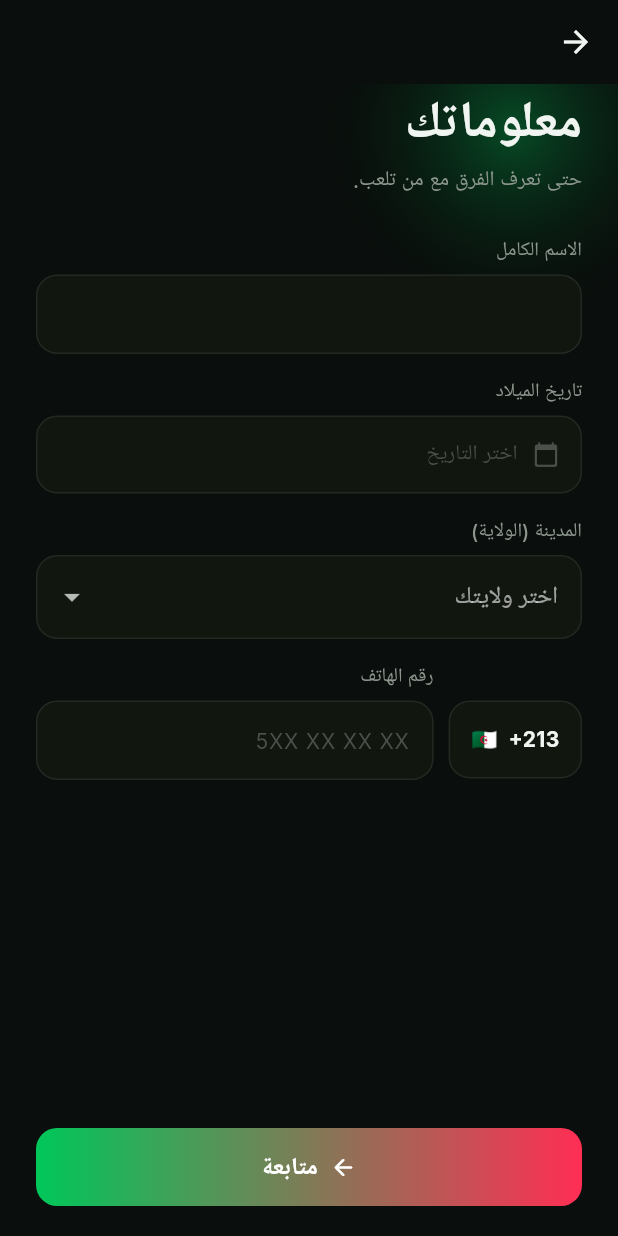
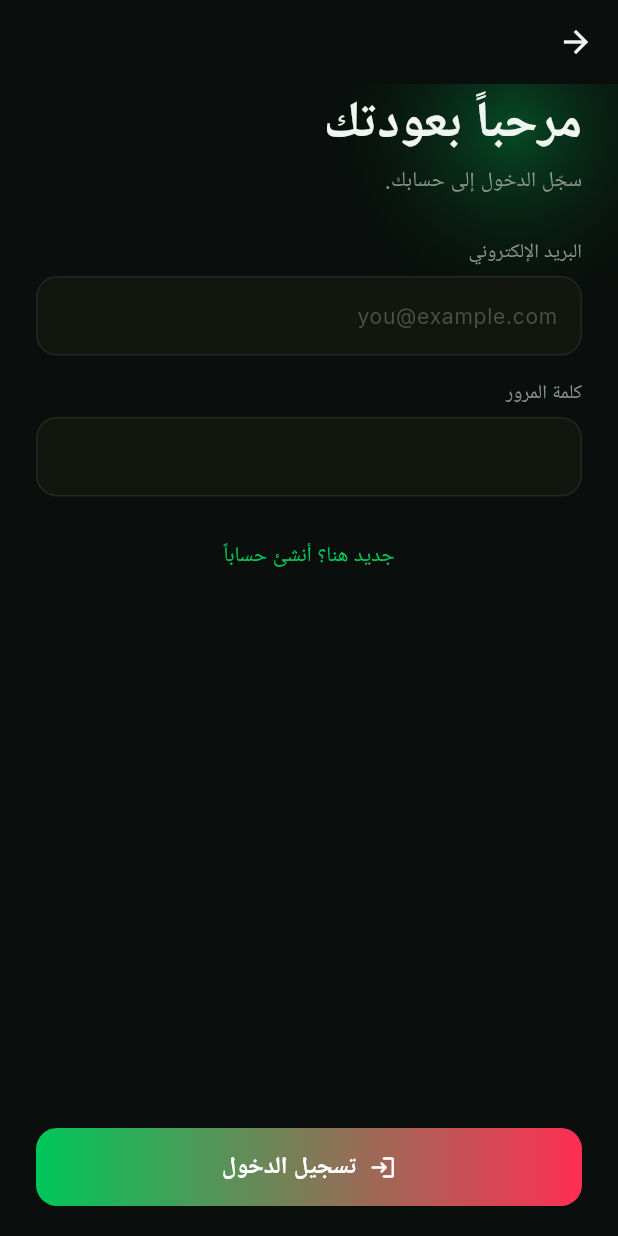
Before and after one commit to chakeuroussama17/street_football_dz, a Flutter app: the screen it shows after launch, after a tap on "لديّ حساب بالفعل", on a phone screen of 412 x 824 dp. Run offline on Flutter 3.47's test engine with Material 3 defaults, Android fonts, the phone set to English and light mode, and no system bars; our stand-ins replace cached_network_image, flutter_animate, flutter_dotenv, flutter_riverpod, go_router, google_fonts and 4 more; accounts and stored records are empty.

Commit message:
Auth: switch to email + password (like Dreaming Ball)
Separate, simple flows: Login = email + password only; Register = email +
password plus profile details (name, DOB, wilaya, phone). No OTP, no SMS.
Clearer auth error messages (wrong password, email in use, confirm-email off).

Co-Authored-By: Claude Opus 4.8 <noreply@anthropic.com>

```diff
--- a/lib/app/router.dart
+++ b/lib/app/router.dart
@@ -3,6 +3,7 @@ import 'package:go_router/go_router.dart';
 import '../features/auth/screens/splash_screen.dart';
 import '../features/auth/screens/welcome_screen.dart';
 import '../features/auth/screens/register_screen.dart';
+import '../features/auth/screens/login_screen.dart';
 import '../features/auth/screens/role_choice_screen.dart';
 import '../features/auth/screens/create_team_screen.dart';
 import '../features/auth/screens/join_team_screen.dart';
@@ -36,6 +37,10 @@ final routerProvider = Provider<GoRouter>((ref) {
           path: '/register',
           name: 'register',
           builder: (c, s) => const RegisterScreen()),
+      GoRoute(
+          path: '/login',
+          name: 'login',
+          builder: (c, s) => const LoginScreen()),
       GoRoute(
           path: '/role-choice',
           name: 'role-choice',
--- /dev/null
+++ b/lib/features/auth/screens/login_screen.dart
@@ -0,0 +1,107 @@
+import 'package:flutter/material.dart';
+import 'package:flutter_riverpod/flutter_riverpod.dart';
+import 'package:go_router/go_router.dart';
+import '../../../core/providers/auth_providers.dart';
+import '../../../core/services/auth_service.dart';
+import '../../../core/theme/app_colors.dart';
+import '../../../core/widgets/custom_button.dart';
+import '../../../core/widgets/custom_input.dart';
+import '../../../core/widgets/onboarding_scaffold.dart';
+import '../../../l10n/app_localizations.dart';
+
+/// Simple login: email + password. Routes to home (has a team) or the
+/// captain/player choice (finished registering but never picked a team).
+class LoginScreen extends ConsumerStatefulWidget {
+  const LoginScreen({super.key});
+
+  @override
+  ConsumerState<LoginScreen> createState() => _LoginScreenState();
+}
+
+class _LoginScreenState extends ConsumerState<LoginScreen> {
+  final _email = TextEditingController();
+  final _password = TextEditingController();
+  bool _loading = false;
+
+  @override
+  void dispose() {
+    _email.dispose();
+    _password.dispose();
+    super.dispose();
+  }
+
+  Future<void> _login() async {
+    final t = AppLocalizations.of(context);
+    if (_email.text.trim().isEmpty || _password.text.isEmpty) {
+      _snack(t.fieldRequired);
+      return;
+    }
+    setState(() => _loading = true);
+    try {
+      await AuthService.signIn(
+          email: _email.text.trim(), password: _password.text);
+      final me = await AuthService.currentAppUser();
+      if (!mounted) return;
+      applySessionStateW(ref, me);
+      if (me != null && me.hasTeam) {
+        context.goNamed('home');
+      } else if (me != null) {
+        // Registered but never picked a team — resume there.
+        ref.read(onboardingDraftProvider.notifier).state = OnboardingDraft(
+          fullName: me.fullName,
+          dateOfBirth: me.dateOfBirth ?? DateTime(2000),
+          city: me.city ?? '',
+          phone: me.phone,
+        );
+        context.goNamed('role-choice');
+      } else {
+        // Auth ok but no profile row yet → finish via register details.
+        context.goNamed('register');
+      }
+    } on AuthFailure catch (e) {
+      _snack(e.message);
+    } finally {
+      if (mounted) setState(() => _loading = false);
+    }
+  }
+
+  void _snack(String m) => ScaffoldMessenger.of(context)
+      .showSnackBar(SnackBar(content: Text(m), backgroundColor: AppColors.red));
+
+  @override
+  Widget build(BuildContext context) {
+    final t = AppLocalizations.of(context);
+    return OnboardingScaffold(
+      title: t.loginTitle,
+      subtitle: t.loginSubtitle,
+      bottom: CustomButton(
+        label: t.login,
+        icon: Icons.login_rounded,
+        isLoading: _loading,
+        onPressed: _loading ? null : _login,
+      ),
+      children: [
+        CustomInput(
+          label: t.emailLabel,
+          hint: t.emailHint,
+          controller: _email,
+          keyboardType: TextInputType.emailAddress,
+        ),
+        const SizedBox(height: 16),
+        CustomInput(
+          label: t.passwordLabel,
+          controller: _password,
+          obscureText: true,
+        ),
+        const SizedBox(height: 16),
+        Center(
+          child: TextButton(
+            onPressed: () => context.pushReplacementNamed('register'),
+            child: Text(t.noAccountCta,
+                style: const TextStyle(color: AppColors.green)),
+          ),
+        ),
+      ],
+    );
+  }
+}
--- a/lib/features/auth/screens/welcome_screen.dart
+++ b/lib/features/auth/screens/welcome_screen.dart
@@ -67,7 +67,7 @@ class WelcomeScreen extends StatelessWidget {
                   CustomButton(
                     label: t.iHaveAccount,
                     variant: ButtonVariant.ghost,
-                    onPressed: () => context.pushNamed('register'),
+                    onPressed: () => context.pushNamed('login'),
                   ).animate(delay: 650.ms).fadeIn(),
                 ],
               ),
--- a/lib/l10n/app_ar.arb
+++ b/lib/l10n/app_ar.arb
@@ -211,5 +211,17 @@
   "adSaved": "تم الحفظ",
   "noAds": "لا توجد إعلانات بعد.",
   "edit": "تعديل",
-  "openLink": "فتح"
+  "openLink": "فتح",
+  "loginTitle": "مرحباً بعودتك",
+  "loginSubtitle": "سجّل الدخول إلى حسابك.",
+  "registerTitle": "أنشئ حسابك",
+  "registerSubtitle": "بعض المعلومات للبدء.",
+  "emailLabel": "البريد الإلكتروني",
+  "emailHint": "you@example.com",
+  "passwordLabel": "كلمة المرور",
+  "login": "تسجيل الدخول",
+  "createAccount": "إنشاء حساب",
+  "noAccountCta": "جديد هنا؟ أنشئ حساباً",
+  "invalidEmail": "أدخل بريداً إلكترونياً صحيحاً",
+  "passwordTooShort": "6 أحرف على الأقل"
 }
--- a/lib/l10n/app_localizations.dart
+++ b/lib/l10n/app_localizations.dart
@@ -1371,6 +1371,78 @@ abstract class AppLocalizations {
   /// In en, this message translates to:
   /// **'Open'**
   String get openLink;
+
+  /// No description provided for @loginTitle.
+  ///
+  /// In en, this message translates to:
+  /// **'Welcome back'**
+  String get loginTitle;
+
+  /// No description provided for @loginSubtitle.
+  ///
+  /// In en, this message translates to:
+  /// **'Log in to your account.'**
+  String get loginSubtitle;
+
+  /// No description provided for @registerTitle.
+  ///
+  /// In en, this message translates to:
+  /// **'Create your account'**
+  String get registerTitle;
+
+  /// No description provided for @registerSubtitle.
+  ///
+  /// In en, this message translates to:
+  /// **'A few details to get you started.'**
+  String get registerSubtitle;
+
+  /// No description provided for @emailLabel.
+  ///
+  /// In en, this message translates to:
+  /// **'Email'**
+  String get emailLabel;
+
+  /// No description provided for @emailHint.
+  ///
+  /// In en, this message translates to:
+  /// **'you@example.com'**
+  String get emailHint;
+
+  /// No description provided for @passwordLabel.
+  ///
+  /// In en, this message translates to:
+  /// **'Password'**
+  String get passwordLabel;
+
+  /// No description provided for @login.
+  ///
+  /// In en, this message translates to:
+  /// **'Log in'**
+  String get login;
+
+  /// No description provided for @createAccount.
+  ///
+  /// In en, this message translates to:
+  /// **'Create account'**
+  String get createAccount;
+
+  /// No description provided for @noAccountCta.
+  ///
+  /// In en, this message translates to:
+  /// **'New here? Create an account'**
+  String get noAccountCta;
+
+  /// No description provided for @invalidEmail.
+  ///
+  /// In en, this message translates to:
+  /// **'Enter a valid email'**
+  String get invalidEmail;
+
+  /// No description provided for @passwordTooShort.
+  ///
+  /// In en, this message translates to:
+  /// **'At least 6 characters'**
+  String get passwordTooShort;
 }
 
 class _AppLocalizationsDelegate
--- a/lib/l10n/app_localizations_ar.dart
+++ b/lib/l10n/app_localizations_ar.dart
@@ -664,4 +664,40 @@ class AppLocalizationsAr extends AppLocalizations {
 
   @override
   String get openLink => 'فتح';
+
+  @override
+  String get loginTitle => 'مرحباً بعودتك';
+
+  @override
+  String get loginSubtitle => 'سجّل الدخول إلى حسابك.';
+
+  @override
+  String get registerTitle => 'أنشئ حسابك';
+
+  @override
+  String get registerSubtitle => 'بعض المعلومات للبدء.';
+
+  @override
+  String get emailLabel => 'البريد الإلكتروني';
+
+  @override
+  String get emailHint => 'you@example.com';
+
+  @override
+  String get passwordLabel => 'كلمة المرور';
+
+  @override
+  String get login => 'تسجيل الدخول';
+
+  @override
+  String get createAccount => 'إنشاء حساب';
+
+  @override
+  String get noAccountCta => 'جديد هنا؟ أنشئ حساباً';
+
+  @override
+  String get invalidEmail => 'أدخل بريداً إلكترونياً صحيحاً';
+
+  @override
+  String get passwordTooShort => '6 أحرف على الأقل';
 }
```
Also changed, not shown: lib/core/services/auth_service.dart (+47 -36 lines), lib/features/auth/screens/register_screen.dart (+43 -18 lines), lib/l10n/app_en.arb (+13 -1 lines), lib/l10n/app_fr.arb (+13 -1 lines), lib/l10n/app_localizations_en.dart (+36 -0 lines), lib/l10n/app_localizations_fr.dart (+36 -0 lines).
